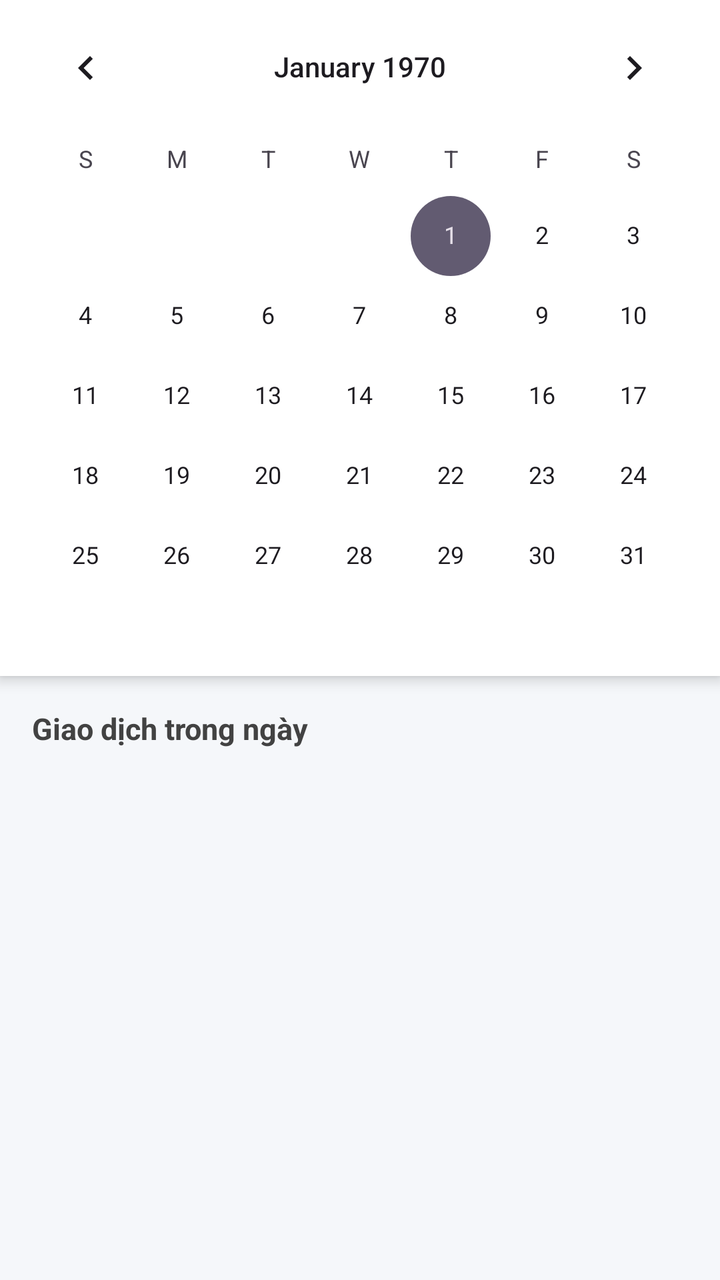
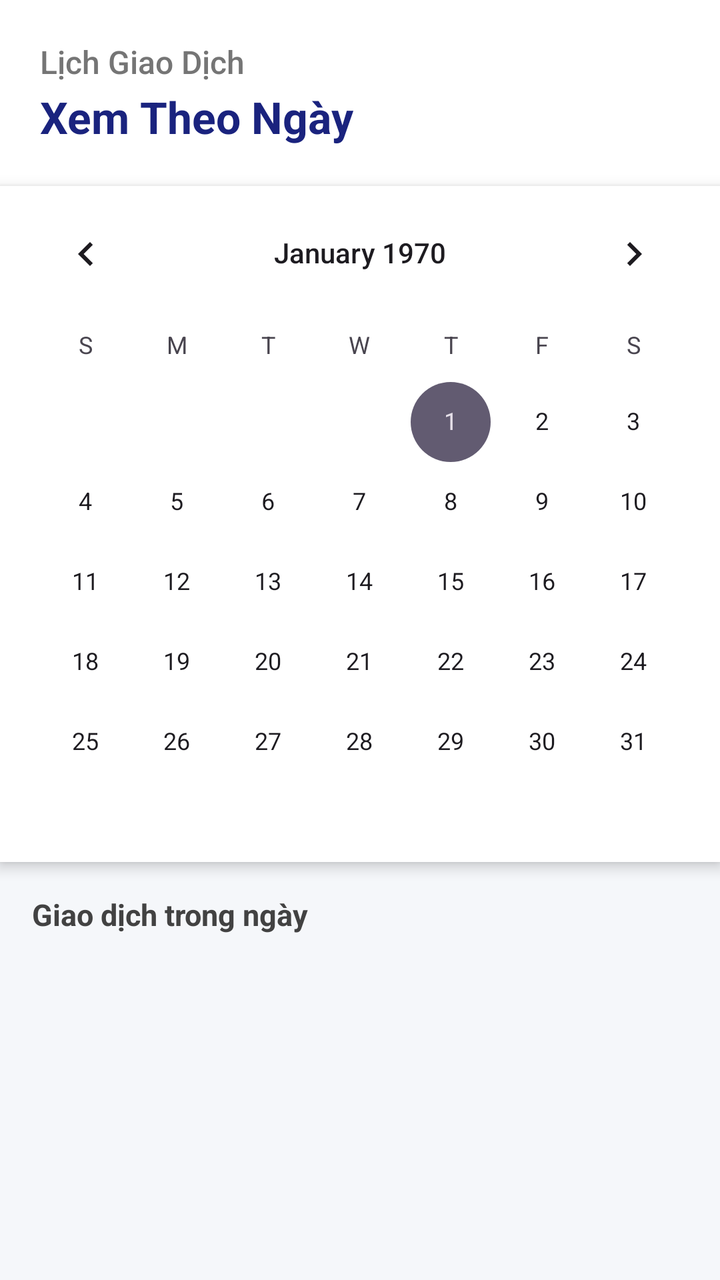

Two renders of the same Android screen: before a commit and after it. Below are the layout's source before the change and the commit's diff.
<!-- AndroidManifest.xml: application theme Theme.QuanLyChiTieu -->
<!-- res/layout/fragment_calendar.xml -->
<?xml version="1.0" encoding="utf-8"?>
<LinearLayout xmlns:android="http://schemas.android.com/apk/res/android"
    android:layout_width="match_parent"
    android:layout_height="match_parent"
    android:background="#F5F7FA"
    android:orientation="vertical">

    <CalendarView
        android:id="@+id/calendarView"
        android:layout_width="match_parent"
        android:layout_height="wrap_content"
        android:background="@android:color/white"
        android:elevation="4dp"
        android:layout_marginBottom="8dp" />

    <TextView
        android:id="@+id/tvSelectedDateTitle"
        android:layout_width="wrap_content"
        android:layout_height="wrap_content"
        android:layout_marginStart="16dp"
        android:layout_marginVertical="8dp"
        android:text="Giao dịch trong ngày"
        android:textColor="#424242"
        android:textSize="15sp"
        android:textStyle="bold" />

    <androidx.recyclerview.widget.RecyclerView
        android:id="@+id/rvCalendarTransactions"
        android:layout_width="match_parent"
        android:layout_height="0dp"
        android:layout_weight="1"
        android:layout_marginHorizontal="16dp" />

</LinearLayout>
<!-- resources referenced by this layout -->
<resources>
  <style name="Theme.QuanLyChiTieu" parent="Base.Theme.QuanLyChiTieu" />
  <style name="Base.Theme.QuanLyChiTieu" parent="Theme.Material3.DayNight.NoActionBar">
          
          
      </style>
</resources>

<!-- the commit's change to res/layout/fragment_calendar.xml (unified diff, before → after) -->
@@ -4,6 +4,31 @@
     android:layout_height="match_parent"
     android:background="#F5F7FA"
     android:orientation="vertical">
+
+    <LinearLayout
+        android:layout_width="match_parent"
+        android:layout_height="wrap_content"
+        android:background="@android:color/white"
+        android:orientation="vertical"
+        android:padding="20dp">
+
+        <TextView
+            android:layout_width="wrap_content"
+            android:layout_height="wrap_content"
+            android:fontFamily="sans-serif-medium"
+            android:text="Lịch Giao Dịch"
+            android:textColor="#757575"
+            android:textSize="16sp" />
+
+        <TextView
+            android:layout_width="wrap_content"
+            android:layout_height="wrap_content"
+            android:layout_marginTop="2dp"
+            android:text="Xem Theo Ngày"
+            android:textColor="#1A237E"
+            android:textSize="22sp"
+            android:textStyle="bold" />
+    </LinearLayout>
 
     <CalendarView
         android:id="@+id/calendarView"
